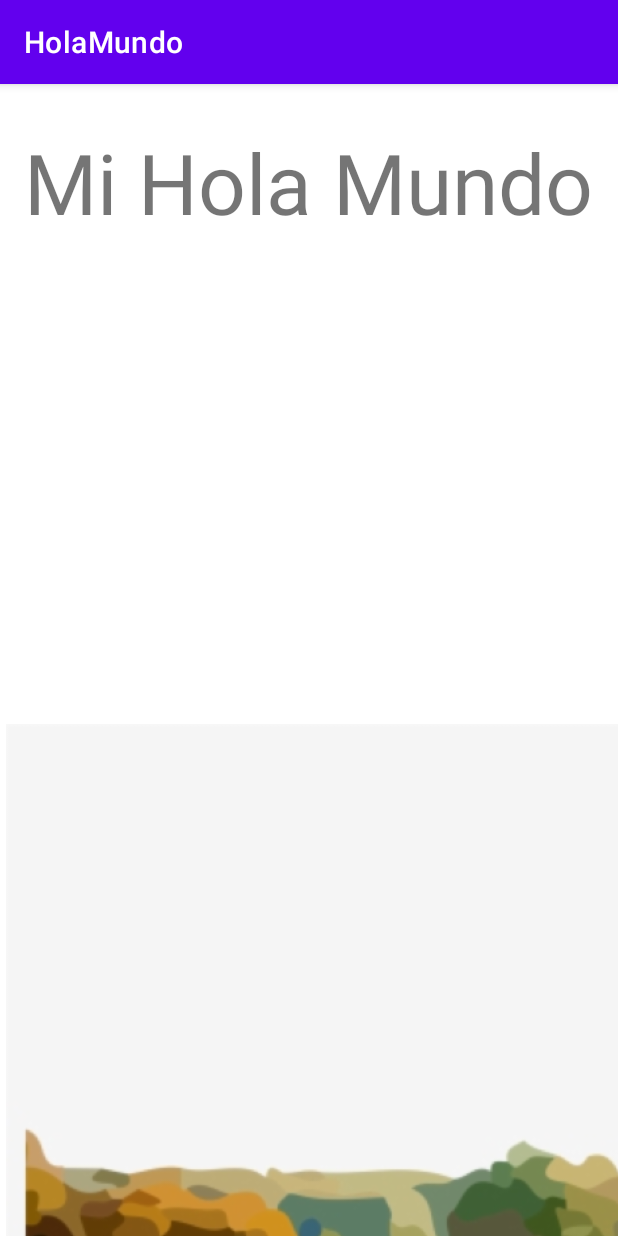
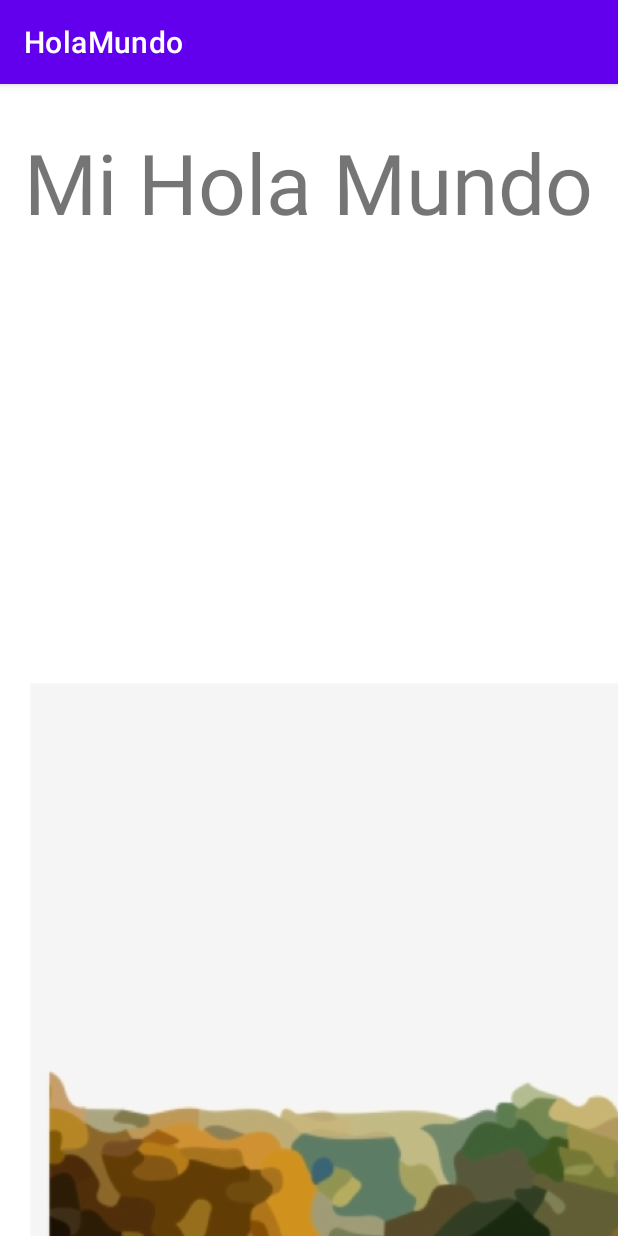
Before and after one commit to suirnodor/HolaMundo, an Android app: the screen it shows after launch (MainActivity), on a phone screen of 412 x 824 dp. Run offline under Robolectric (Android 15) with nearby library versions, the phone set to English and light mode, and no system bars.

Commit message:
Prueba 2 de actualizar

```diff
--- a/app/src/main/res/layout/activity_main.xml
+++ b/app/src/main/res/layout/activity_main.xml
@@ -46,11 +46,11 @@
 
     <ImageView
         android:id="@+id/imageView2"
-        android:layout_width="1076dp"
-        android:layout_height="629dp"
-        android:layout_marginStart="4dp"
-        android:layout_marginLeft="4dp"
-        android:layout_marginTop="136dp"
+        android:layout_width="1050dp"
+        android:layout_height="536dp"
+        android:layout_marginStart="12dp"
+        android:layout_marginLeft="12dp"
+        android:layout_marginTop="144dp"
         app:layout_constraintStart_toStartOf="parent"
         app:layout_constraintTop_toBottomOf="@+id/textView2"
         app:srcCompat="@drawable/arbol" />
```
